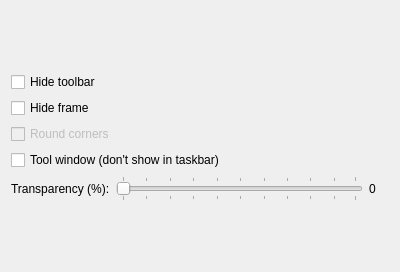
Above: plugins/main_window/mainwinoptions.ui from xjohncz/saje before the change. Below: the same form after it.
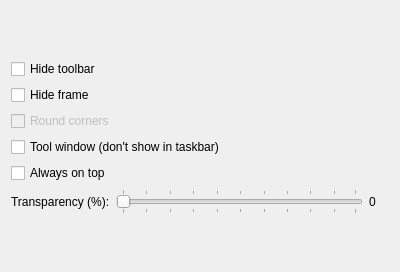
That is the form after the change. Custom widgets are drawn as their Qt base class.

Commit message: bugfix: main window always hidden on startup added 'Always on top' main window option

The edit to the form file:
```diff
--- a/plugins/main_window/mainwinoptions.ui
+++ b/plugins/main_window/mainwinoptions.ui
@@ -57,6 +57,13 @@
      </property>
     </widget>
    </item>
+   <item>
+    <widget class="QCheckBox" name="chkOnTop" >
+     <property name="text" >
+      <string>Always on top</string>
+     </property>
+    </widget>
+   </item>
    <item>
     <layout class="QHBoxLayout" name="horizontalLayout" >
      <item>
```
The commit also changes 6 other files.
